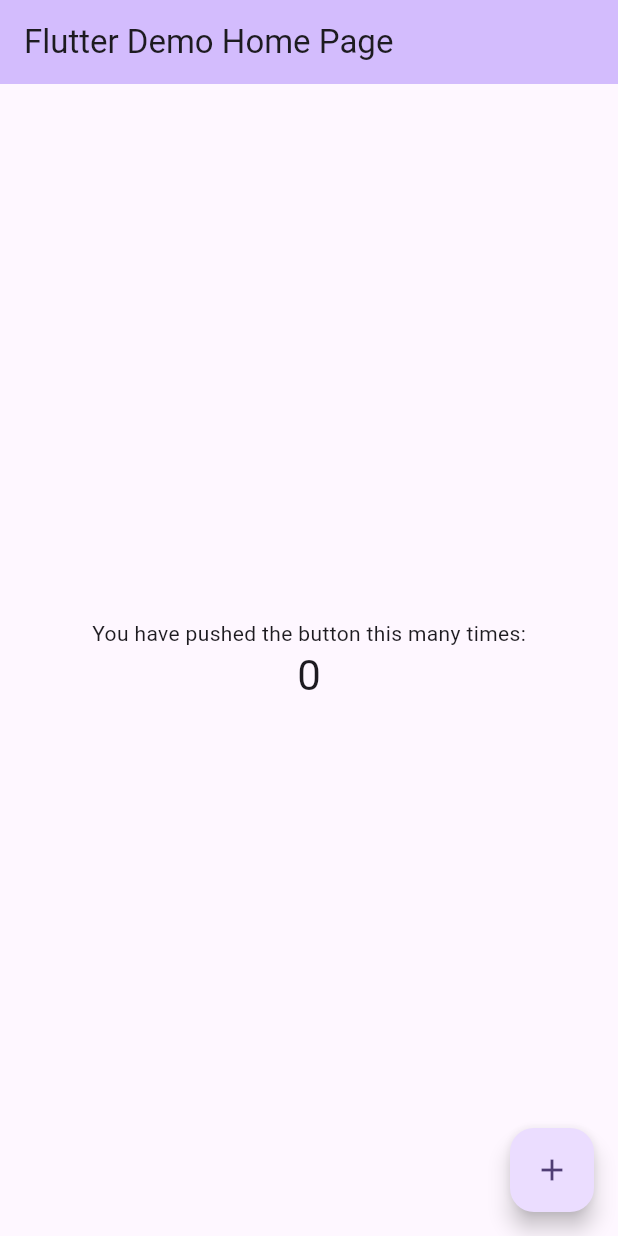
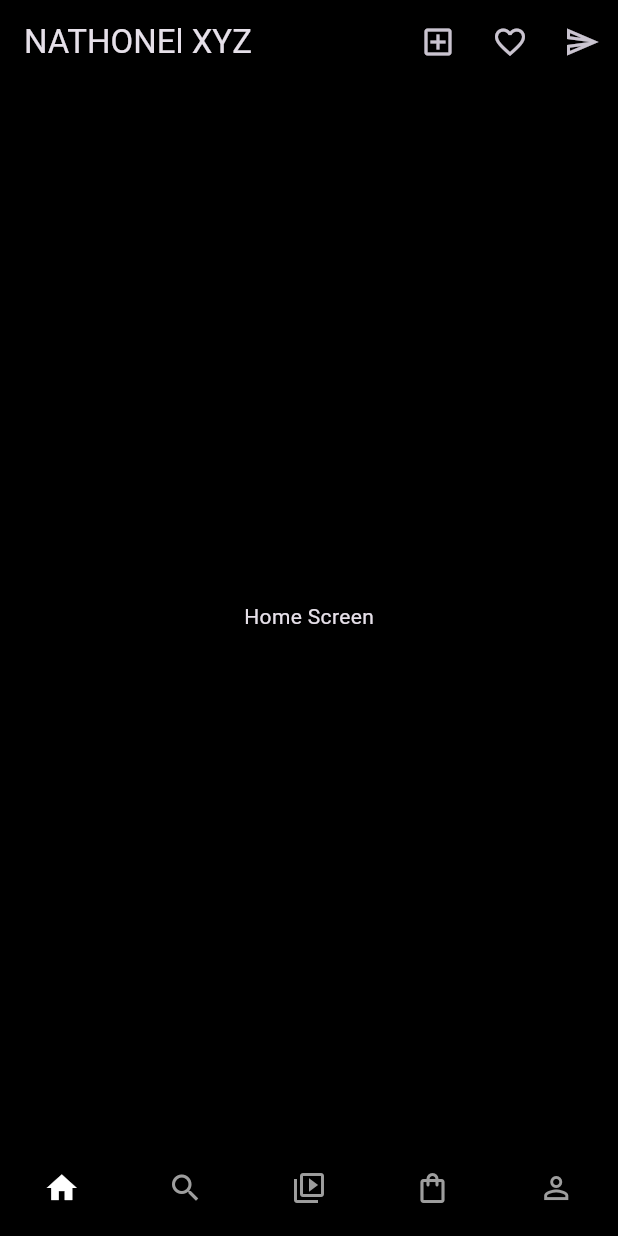
Before and after one commit to could-ai/019a4ad3-9c21-7260-991d-1260a359af45, a Flutter app: the screen it shows after launch, on a phone screen of 412 x 824 dp. Run offline on Flutter 3.47's test engine with Material 3 defaults, Android fonts, the phone set to English and light mode, and no system bars.

Commit message:
Updated the project name to `nathonel_xyz` and provided a new description to reflect its purpose as an Instagram clone, as requested by the user.; Overhauled the main application file to establish the core structure of the Instagram clone. This includes setting up a dark theme, creating a main screen with a bottom navigation bar for Home, Search, Reels, Shop, and Profile, and implementing the logic to switch between these different sections. The default counter app has been completely replaced.; Created a new placeholder screen for the 'Home' section. This screen includes a basic app bar with the application's title and action icons for creating posts, viewing notifications, and direct messaging, mimicking the layout of the Instagram home page.; Created a new placeholder screen for the 'Search' functionality. This serves as the foundation for the future implementation of user and content discovery features.; Created a new placeholder screen for the 'Reels' section. This will eventually house the short-form video content, a core feature of the Instagram experience.; Created a new placeholder screen for the 'Shop' feature. This component is intended for the future integration of e-commerce and product discovery functionalities.; Created a new placeholder screen for the user 'Profile' section. This will be developed further to display user information, posts, and other related content.

```diff
--- a/usr/lib/main.dart
+++ b/usr/lib/main.dart
@@ -1,4 +1,9 @@
 import 'package:flutter/material.dart';
+import 'package:nathonel_xyz/screens/home_screen.dart';
+import 'package:nathonel_xyz/screens/search_screen.dart';
+import 'package:nathonel_xyz/screens/reels_screen.dart';
+import 'package:nathonel_xyz/screens/shop_screen.dart';
+import 'package:nathonel_xyz/screens/profile_screen.dart';
 
 void main() {
   runApp(const MyApp());
@@ -7,114 +12,93 @@ void main() {
 class MyApp extends StatelessWidget {
   const MyApp({super.key});
 
-  // This widget is the root of your application.
   @override
   Widget build(BuildContext context) {
     return MaterialApp(
-      title: 'Flutter Demo',
+      title: 'NATHONEl XYZ',
       debugShowCheckedModeBanner: false,
-      theme: ThemeData(
-        // This is the theme of your application.
-        //
-        // TRY THIS: Try running your application with "flutter run". You'll see
-        // the application has a purple toolbar. Then, without quitting the app,
-        // try changing the seedColor in the colorScheme below to Colors.green
-        // and then invoke "hot reload" (save your changes or press the "hot
-        // reload" button in a Flutter-supported IDE, or press "r" if you used
-        // the command line to start the app).
-        //
-        // Notice that the counter didn't reset back to zero; the application
-        // state is not lost during the reload. To reset the state, use hot
-        // restart instead.
-        //
-        // This works for code too, not just values: Most code changes can be
-        // tested with just a hot reload.
-        colorScheme: ColorScheme.fromSeed(seedColor: Colors.deepPurple),
+      theme: ThemeData.dark().copyWith(
+        scaffoldBackgroundColor: Colors.black,
+        bottomNavigationBarTheme: const BottomNavigationBarThemeData(
+          backgroundColor: Colors.black,
+          selectedItemColor: Colors.white,
+          unselectedItemColor: Colors.grey,
+          type: BottomNavigationBarType.fixed,
+          showSelectedLabels: false,
+          showUnselectedLabels: false,
+        ),
+        appBarTheme: const AppBarTheme(
+          backgroundColor: Colors.black,
+          elevation: 0,
+        ),
       ),
-      home: const MyHomePage(title: 'Flutter Demo Home Page'),
+      home: const MainScreen(),
     );
   }
 }
 
-class MyHomePage extends StatefulWidget {
-  const MyHomePage({super.key, required this.title});
-
-  // This widget is the home page of your application. It is stateful, meaning
-  // that it has a State object (defined below) that contains fields that affect
-  // how it looks.
-
-  // This class is the configuration for the state. It holds the values (in this
-  // case the title) provided by the parent (in this case the App widget) and
-  // used by the build method of the State. Fields in a Widget subclass are
-  // always marked "final".
-
-  final String title;
+class MainScreen extends StatefulWidget {
+  const MainScreen({super.key});
 
   @override
-  State<MyHomePage> createState() => _MyHomePageState();
+  State<MainScreen> createState() => _MainScreenState();
 }
 
-class _MyHomePageState extends State<MyHomePage> {
-  int _counter = 0;
+class _MainScreenState extends State<MainScreen> {
+  int _selectedIndex = 0;
 
-  void _incrementCounter() {
+  static const List<Widget> _widgetOptions = <Widget>[
+    HomeScreen(),
+    SearchScreen(),
+    ReelsScreen(),
+    ShopScreen(),
+    ProfileScreen(),
+  ];
+
+  void _onItemTapped(int index) {
     setState(() {
-      // This call to setState tells the Flutter framework that something has
-      // changed in this State, which causes it to rerun the build method below
-      // so that the display can reflect the updated values. If we changed
-      // _counter without calling setState(), then the build method would not be
-      // called again, and so nothing would appear to happen.
-      _counter++;
+      _selectedIndex = index;
     });
   }
 
   @override
   Widget build(BuildContext context) {
-    // This method is rerun every time setState is called, for instance as done
-    // by the _incrementCounter method above.
-    //
-    // The Flutter framework has been optimized to make rerunning build methods
-    // fast, so that you can just rebuild anything that needs updating rather
-    // than having to individually change instances of widgets.
     return Scaffold(
-      appBar: AppBar(
-        // TRY THIS: Try changing the color here to a specific color (to
-        // Colors.amber, perhaps?) and trigger a hot reload to see the AppBar
-        // change color while the other colors stay the same.
-        backgroundColor: Theme.of(context).colorScheme.inversePrimary,
-        // Here we take the value from the MyHomePage object that was created by
-        // the App.build method, and use it to set our appbar title.
-        title: Text(widget.title),
+      body: IndexedStack(
+        index: _selectedIndex,
+        children: _widgetOptions,
       ),
-      body: Center(
-        // Center is a layout widget. It takes a single child and positions it
-        // in the middle of the parent.
-        child: Column(
-          // Column is also a layout widget. It takes a list of children and
-          // arranges them vertically. By default, it sizes itself to fit its
-          // children horizontally, and tries to be as tall as its parent.
-          //
-          // Column has various properties to control how it sizes itself and
-          // how it positions its children. Here we use mainAxisAlignment to
-          // center the children vertically; the main axis here is the vertical
-          // axis because Columns are vertical (the cross axis would be
-          // horizontal).
-          //
-          // TRY THIS: Invoke "debug painting" (choose the "Toggle Debug Paint"
-          // action in the IDE, or press "p" in the console), to see the
-          // wireframe for each widget.
-          mainAxisAlignment: MainAxisAlignment.center,
-          children: <Widget>[
-            const Text('You have pushed the button this many times:'),
-            Text('$_counter', style: Theme.of(context).textTheme.headlineMedium),
-          ],
-        ),
+      bottomNavigationBar: BottomNavigationBar(
+        items: const <BottomNavigationBarItem>[
+          BottomNavigationBarItem(
+            icon: Icon(Icons.home_outlined),
+            activeIcon: Icon(Icons.home),
+            label: 'Home',
+          ),
+          BottomNavigationBarItem(
+            icon: Icon(Icons.search_outlined),
+            activeIcon: Icon(Icons.search),
+            label: 'Search',
+          ),
+          BottomNavigationBarItem(
+            icon: Icon(Icons.video_collection_outlined),
+            activeIcon: Icon(Icons.video_collection),
+            label: 'Reels',
+          ),
+          BottomNavigationBarItem(
+            icon: Icon(Icons.shopping_bag_outlined),
+            activeIcon: Icon(Icons.shopping_bag),
+            label: 'Shop',
+          ),
+          BottomNavigationBarItem(
+            icon: Icon(Icons.person_outline),
+            activeIcon: Icon(Icons.person),
+            label: 'Profile',
+          ),
+        ],
+        currentIndex: _selectedIndex,
+        onTap: _onItemTapped,
       ),
-      floatingActionButton: FloatingActionButton(
-        onPressed: _incrementCounter,
-        tooltip: 'Increment',
-        child: const Icon(Icons.add),
-      ), // This trailing comma makes auto-formatting nicer for build methods.
     );
   }
 }
--- /dev/null
+++ b/usr/lib/screens/home_screen.dart
@@ -0,0 +1,31 @@
+import 'package:flutter/material.dart';
+
+class HomeScreen extends StatelessWidget {
+  const HomeScreen({super.key});
+
+  @override
+  Widget build(BuildContext context) {
+    return Scaffold(
+      appBar: AppBar(
+        title: const Text('NATHONEl XYZ'),
+        actions: [
+          IconButton(
+            icon: const Icon(Icons.add_box_outlined),
+            onPressed: () {},
+          ),
+          IconButton(
+            icon: const Icon(Icons.favorite_border),
+            onPressed: () {},
+          ),
+          IconButton(
+            icon: const Icon(Icons.send_outlined),
+            onPressed: () {},
+          ),
+        ],
+      ),
+      body: const Center(
+        child: Text('Home Screen'),
+      ),
+    );
+  }
+}
```
Also changed, not shown: usr/lib/screens/profile_screen.dart (added, +17 -0 lines), usr/lib/screens/reels_screen.dart (added, +14 -0 lines), usr/lib/screens/search_screen.dart (added, +17 -0 lines), usr/lib/screens/shop_screen.dart (added, +17 -0 lines), usr/pubspec.yaml (+3 -72 lines).
